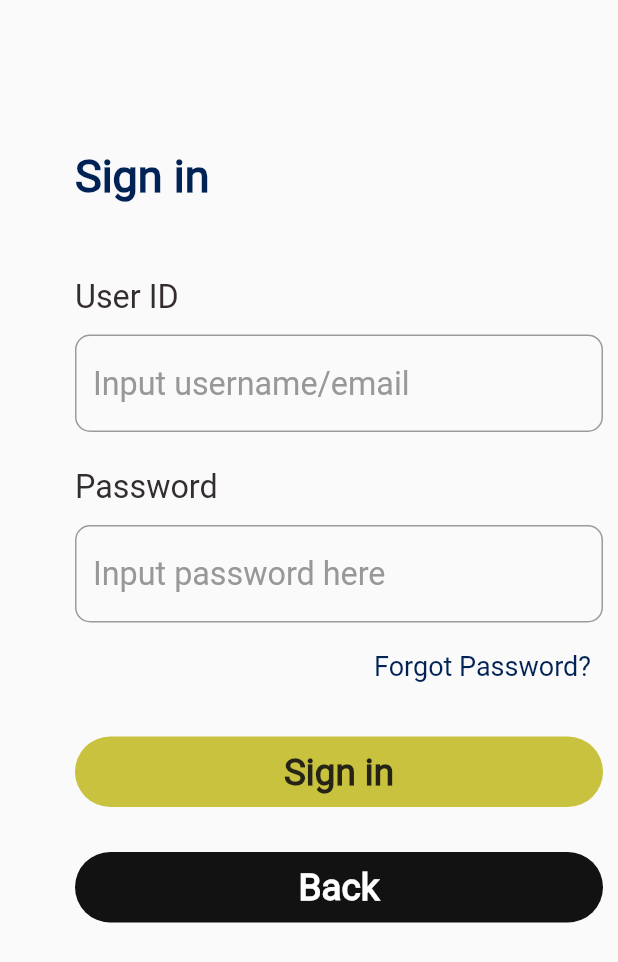
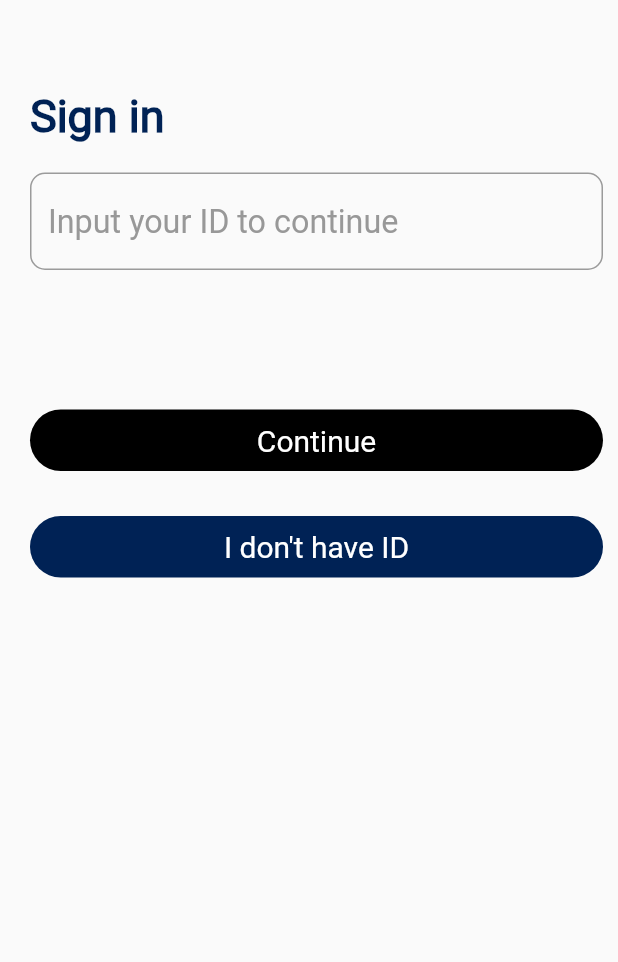
Before and after one commit to twiggy20/Kid-Mobile-App, a Flutter app: the SignIn screen opened by its route, on a phone screen of 412 x 824 dp. Shown: the top 962 px of the screen. Run offline on Flutter 3.47's test engine with Material 2 defaults, Android fonts, the phone set to English and light mode, and no system bars.

Commit message:
new commit

```diff
--- a/kid-mobile-app-master/lib/Pages/Home.dart
+++ b/kid-mobile-app-master/lib/Pages/Home.dart
@@ -33,7 +33,7 @@ class _homeState extends State<home> {
           textAlign: TextAlign.center,
           style: TextStyle(
               color: Color(0xFF303D50),
-              fontSize: 19,
+              fontSize: 20,
               fontWeight: FontWeight.w900
           ),
         ),
@@ -79,7 +79,7 @@ class _homeState extends State<home> {
                       ),
                       SizedBox(height: 10,),
                       Text(
-                        'You have two awards',
+                        'You have no awards',
                         textAlign: TextAlign.center,
                         style: TextStyle(
                             color: Color(0xFF000000),
@@ -92,7 +92,7 @@ class _homeState extends State<home> {
                 ),
               ),
             ),
-            SizedBox(height: 89,),
+            SizedBox(height: 50,),
             Text(
               "Recent classes",
               style: TextStyle(
--- a/kid-mobile-app-master/lib/Pages/Registered.dart
+++ b/kid-mobile-app-master/lib/Pages/Registered.dart
@@ -1,6 +1,6 @@
 import 'package:flutter/cupertino.dart';
 import 'package:flutter/material.dart';
-import 'package:mobile_app/Pages/Join_Class.dart';
+import 'package:mobile_app/Pages/Note_ID.dart';
 
 class Registered extends StatefulWidget {
   static const String id = "register";
@@ -13,6 +13,7 @@ class _RegisteredState extends State<Registered> {
   @override
   Widget build(BuildContext context) {
     return Scaffold(
+
       body:SafeArea(
         child: Column(
           mainAxisAlignment: MainAxisAlignment.center,
@@ -34,7 +35,7 @@ class _RegisteredState extends State<Registered> {
                 ),
                 InkWell(
                   onTap: (){
-                    Navigator.pushNamed(context, join_class.id );
+                    Navigator.pushNamed(context, Note_ID.id );
                   },
                   child: Container(
                       width: 250,
--- a/kid-mobile-app-master/lib/Pages/Sign_In.dart
+++ b/kid-mobile-app-master/lib/Pages/Sign_In.dart
@@ -1,4 +1,6 @@
 import 'package:flutter/material.dart';
+import 'package:mobile_app/Pages/Home.dart';
+import 'package:mobile_app/Pages/Reg_FName2.dart';
 import 'package:mobile_app/utils/constant.dart';
 import 'package:mobile_app/utils/size_config.dart';
 import 'package:mobile_app/Pages/Sign_In_2.dart';
@@ -29,13 +31,14 @@ class _SignInState extends State<SignIn> {
       body: SafeArea(
         child: Container(
           width: SizeConfig.screenWidth,
-          padding: EdgeInsets.fromLTRB(50, 50, 10, 10),
+          padding: EdgeInsets.fromLTRB(20, 10, 10, 10),
           child: Column(
             crossAxisAlignment: CrossAxisAlignment.start,
             children: [
               SizedBox(height: 50,),
               Text(
                 'Sign in',
+                textAlign: TextAlign.center,
                 style: TextStyle(
                   color: Color(0xFF002255),
                   fontSize: 30,
@@ -47,28 +50,28 @@ class _SignInState extends State<SignIn> {
                 child: SingleChildScrollView(
                   child: Column(
                     children: [
-                      SizedBox(height: 50),
+                      SizedBox(height: 20),
                       _buildSignIn(),
                       SizedBox(height: 23,),
                       InkWell(
                         onTap: (){
-                          Navigator.pushNamed(context,sign_in_2.id );
+                          Navigator.pushNamed(context,home.id );
 
                         },
                         child: Container(
                           padding: EdgeInsets.only(top:9,bottom:9 ),
                           decoration: BoxDecoration(
-                              color: Color(0xFFC8C23E),
+                              color: Colors.black,
                               borderRadius: BorderRadius.all(Radius.circular(36))
                           ),
                           child: Center(
                             child: Text(
-                              "Sign in",
+                              "Continue",
                               style: TextStyle(
-                                fontWeight: FontWeight.w700,
+                                fontWeight: FontWeight.normal,
                                 fontFamily: 'Roboto',
-                                fontSize:24.56,
-                                color: Color(0xFF121212).withOpacity(0.9),
+                                fontSize:20,
+                                color: Colors.white,
                               ),
                             ),
                           ),
@@ -76,21 +79,23 @@ class _SignInState extends State<SignIn> {
                       ),
                       SizedBox(height: 30,),
                       InkWell(
-                        onTap: (){},
+                        onTap: (){
+                          Navigator.pushNamed(context, Reg_fname2.id );
+                        },
                         child: Container(
                           padding: EdgeInsets.only(top:9,bottom:9 ),
                           decoration: BoxDecoration(
-                              color: Color(0xFF121212),
+                              color: Color(0xFF002255),
                               borderRadius: BorderRadius.all(Radius.circular(36))
                           ),
                           child: Center(
                             child: Text(
-                              "Back",
+                              "I don't have ID",
                               style: TextStyle(
-                                fontWeight: FontWeight.w700,
+                                fontWeight: FontWeight.normal,
                                 fontFamily: 'Roboto',
-                                fontSize: 24.56,
-                                color: Color(0xFFFFFFFF),
+                                fontSize: 20,
+                                color: Colors.white,
                               ),
                             ),
                           ),
@@ -117,17 +122,7 @@ class _SignInState extends State<SignIn> {
           Column(
             crossAxisAlignment: CrossAxisAlignment.start,
             children: [
-              Text(
-                "User ID",
-                textAlign: TextAlign.start,
-                style: TextStyle(
-                  fontWeight: FontWeight.w400,
-                  fontFamily: 'Roboto',
-                  fontSize: 21.56,
-                  color: Color(0xFF332D2D),
-                ),
-              ),
-              SizedBox(height: 13,),
+
               Container(
                 width: SizeConfig.screenWidth,
                 child: TextFormField(
@@ -136,7 +131,7 @@ class _SignInState extends State<SignIn> {
                   textInputAction: TextInputAction.next,
                   validator: (value){
                     if(value.isEmpty){
-                      return 'Enter your email address';
+                      return 'Enter your ID';
                     }
                     return null;
                   },
@@ -147,7 +142,7 @@ class _SignInState extends State<SignIn> {
                     color: Color(0xFF332D2D),
                   ),
                   decoration:kFieldDecoration.copyWith(
-                      hintText: 'Input username/email',
+                      hintText: 'Input your ID to continue',
                       hintStyle:TextStyle(
                         fontWeight: FontWeight.w400,
                         fontFamily: 'Roboto',
@@ -159,72 +154,9 @@ class _SignInState extends State<SignIn> {
               ),
             ],
           ),
-          SizedBox(height: 24,),
-          Column(
-            crossAxisAlignment: CrossAxisAlignment.start,
-            children: [
-              Text(
-                "Password",
-                textAlign: TextAlign.start,
-                style: TextStyle(
-                  fontWeight: FontWeight.w400,
-                  fontFamily: 'Roboto',
-                  fontSize: 21.56,
-                  color: Color(0xFF332D2D),
-                ),
-              ),
-              SizedBox(height: 13,),
-              Container(
-                width: SizeConfig.screenWidth,
-                child: TextFormField(
-                  controller: _passwordController,
-                  keyboardType: TextInputType.emailAddress,
-                  textInputAction: TextInputAction.next,
-                  validator: (value){
-                    if(value.isEmpty){
-                      return 'Enter your email address';
-                    }
-                    return null;
-                  },
-                  style: TextStyle(
-                    fontWeight: FontWeight.w400,
-                    fontFamily: 'Roboto',
-                    fontSize: 21.56,
-                    color: Color(0xFF332D2D),
-                  ),
-                  decoration:kFieldDecoration.copyWith(
-                      hintText: 'Input password here',
-                      hintStyle:TextStyle(
-                        fontWeight: FontWeight.w300,
-                        fontFamily: 'Roboto',
-                        fontSize: 21.56,
-                        color: Color(0xFF989898),
-                      )
-                  ),
-                ),
-              ),
-            ],
-          ),
-          SizedBox(height: 5,),
-          Row(
-            mainAxisAlignment: MainAxisAlignment.end,
-            children: [
-              TextButton(
-                onPressed:(){},
-                child: Text(
-                  "Forgot Password?",
-                  textAlign: TextAlign.start,
-                  style: TextStyle(
-                    fontWeight: FontWeight.w400,
-                    fontFamily: 'Roboto',
-                    //decoration: TextDecoration.underline,
-                    fontSize: 18,
-                    color: Color(0xFF002255),
-                  ),
-                ),
-              )
-            ],
-          )
+
+          SizedBox(height: 70,),
+
         ],
       ),
     );
--- a/kid-mobile-app-master/lib/main.dart
+++ b/kid-mobile-app-master/lib/main.dart
@@ -24,6 +24,7 @@ import 'package:mobile_app/Pages/Join_Class.dart';
 import 'package:mobile_app/Pages/Sign_In.dart';
 import 'package:mobile_app/Pages/Sign_In_2.dart';
 import 'package:mobile_app/Pages/Sign_In_Go.dart';
+import 'package:mobile_app/Pages/Note_ID.dart';
 
 import 'Pages/classes/classes.dart';
 //void main()  =>runApp(MaterialApp(
@@ -67,6 +68,7 @@ class MyApp extends StatelessWidget {
     Reg_class2.id: (context)=>Reg_class2(),
     Reg_gender.id: (context)=>Reg_gender(),
     Registered.id: (context)=>Registered(),
+    Note_ID.id: (context)=>Note_ID(),
     classroom.id: (context)=>classroom(),
     classroom_Act.id: (context)=>classroom_Act(),
     join_class_code.id: (context)=>join_class_code(),
```
Also changed, not shown: kid-mobile-app-master/lib/Pages/Note_ID.dart (added, +66 -0 lines), kid-mobile-app-master/lib/Pages/Reg_Gender.dart (+46 -18 lines), kid-mobile-app-master/assets/icons/Male.png (added).
